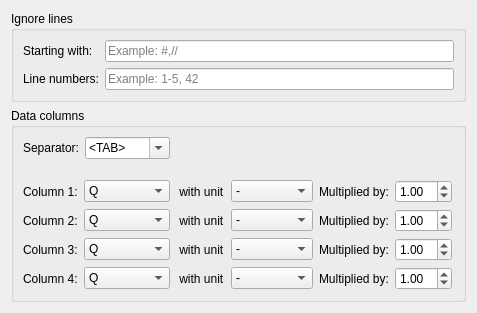
This is GUI/coregui/DataLoaders/AutomaticMultiColumnDataLoader1DProperties.ui in scgmlz/BornAgain as Qt 5 draws it before an edit. The edited form follows.
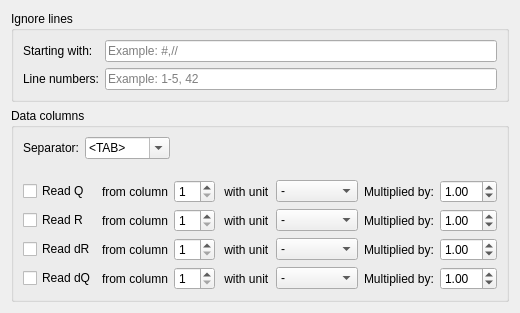
This is the edited form.

Commit message: Implement data loaders

What changed in the file:
```diff
--- a/GUI/coregui/DataLoaders/AutomaticMultiColumnDataLoader1DProperties.ui
+++ b/GUI/coregui/DataLoaders/AutomaticMultiColumnDataLoader1DProperties.ui
@@ -6,8 +6,8 @@
    <rect>
     <x>0</x>
     <y>0</y>
-    <width>477</width>
-    <height>289</height>
+    <width>474</width>
+    <height>285</height>
    </rect>
   </property>
   <property name="windowTitle">
@@ -129,169 +129,238 @@
       </item>
       <item>
        <layout class="QGridLayout" name="gridLayout">
-        <item row="1" column="1">
-         <widget class="QComboBox" name="typeCombo2">
-          <item>
-           <property name="text">
-            <string>Q</string>
-           </property>
-          </item>
-          <item>
-           <property name="text">
-            <string>R</string>
-           </property>
-          </item>
-          <item>
-           <property name="text">
-            <string>dR</string>
-           </property>
-          </item>
-          <item>
-           <property name="text">
-            <string>dQ</string>
-           </property>
-          </item>
-          <item>
-           <property name="text">
-            <string>&lt;ignored&gt;</string>
-           </property>
-          </item>
-         </widget>
-        </item>
-        <item row="1" column="3">
-         <widget class="QComboBox" name="unitCombo2">
-          <item>
-           <property name="text">
-            <string>-</string>
-           </property>
-          </item>
-          <item>
-           <property name="text">
-            <string>nm</string>
-           </property>
-          </item>
-          <item>
-           <property name="text">
-            <string>Angstrom</string>
-           </property>
-          </item>
-         </widget>
-        </item>
-        <item row="0" column="5">
-         <widget class="QDoubleSpinBox" name="factorSpinBox1">
+        <item row="1" column="6">
+         <widget class="QDoubleSpinBox" name="factorSpinBox4_5">
           <property name="value">
            <double>1.000000000000000</double>
           </property>
          </widget>
         </item>
+        <item row="0" column="3">
+         <widget class="QLabel" name="unitLabel4_2">
+          <property name="text">
+           <string> with unit</string>
+          </property>
+         </widget>
+        </item>
         <item row="0" column="1">
-         <widget class="QComboBox" name="typeCombo1">
+         <widget class="QLabel" name="label_5">
+          <property name="text">
+           <string>from column</string>
+          </property>
+         </widget>
+        </item>
+        <item row="3" column="2">
+         <widget class="QSpinBox" name="spinBox_7">
+          <property name="minimum">
+           <number>1</number>
+          </property>
+         </widget>
+        </item>
+        <item row="0" column="5">
+         <widget class="QLabel" name="factorLabel4_2">
+          <property name="text">
+           <string>Multiplied by:</string>
+          </property>
+         </widget>
+        </item>
+        <item row="3" column="3">
+         <widget class="QLabel" name="unitLabel4_7">
+          <property name="text">
+           <string> with unit</string>
+          </property>
+         </widget>
+        </item>
+        <item row="1" column="2">
+         <widget class="QSpinBox" name="spinBox_2">
+          <property name="minimum">
+           <number>1</number>
+          </property>
+         </widget>
+        </item>
+        <item row="2" column="6">
+         <widget class="QDoubleSpinBox" name="factorSpinBox4_6">
+          <property name="value">
+           <double>1.000000000000000</double>
+          </property>
+         </widget>
+        </item>
+        <item row="1" column="5">
+         <widget class="QLabel" name="factorLabel4_7">
+          <property name="text">
+           <string>Multiplied by:</string>
+          </property>
+         </widget>
+        </item>
+        <item row="0" column="7">
+         <spacer name="horizontalSpacer_2">
+          <property name="orientation">
+           <enum>Qt::Horizontal</enum>
+          </property>
+          <property name="sizeHint" stdset="0">
+           <size>
+            <width>40</width>
+            <height>20</height>
+           </size>
+          </property>
+         </spacer>
+        </item>
+        <item row="1" column="3">
+         <widget class="QLabel" name="unitLabel4_5">
+          <property name="text">
+           <string> with unit</string>
+          </property>
+         </widget>
+        </item>
+        <item row="2" column="5">
+         <widget class="QLabel" name="factorLabel4_8">
+          <property name="text">
+           <string>Multiplied by:</string>
+          </property>
+         </widget>
+        </item>
+        <item row="2" column="1">
+         <widget class="QLabel" name="label_10">
+          <property name="text">
+           <string>from column</string>
+          </property>
+         </widget>
+        </item>
+        <item row="2" column="3">
+         <widget class="QLabel" name="unitLabel4_6">
+          <property name="text">
+           <string> with unit</string>
+          </property>
+         </widget>
+        </item>
+        <item row="2" column="4">
+         <widget class="QComboBox" name="unitCombo4_4">
           <item>
            <property name="text">
-            <string>Q</string>
+            <string>-</string>
            </property>
           </item>
           <item>
            <property name="text">
-            <string>R</string>
+            <string>nm</string>
            </property>
           </item>
           <item>
            <property name="text">
-            <string>dR</string>
-           </property>
-          </item>
-          <item>
-           <property name="text">
-            <string>dQ</string>
-           </property>
-          </item>
-          <item>
-           <property name="text">
-            <string>&lt;ignored&gt;</string>
+            <string>Angstrom</string>
            </property>
           </item>
          </widget>
         </item>
         <item row="0" column="0">
-         <widget class="QLabel" name="label">
+         <widget class="QCheckBox" name="qCheckBox">
           <property name="text">
-           <string>Column 1:</string>
+           <string>Read Q</string>
+          </property>
+         </widget>
+        </item>
+        <item row="0" column="2">
+         <widget class="QSpinBox" name="spinBox">
+          <property name="minimum">
+           <number>1</number>
+          </property>
+         </widget>
+        </item>
+        <item row="1" column="4">
+         <widget class="QComboBox" name="unitCombo4_3">
+          <item>
+           <property name="text">
+            <string>-</string>
+           </property>
+          </item>
+          <item>
+           <property name="text">
+            <string>nm</string>
+           </property>
+          </item>
+          <item>
+           <property name="text">
+            <string>Angstrom</string>
+           </property>
+          </item>
+         </widget>
+        </item>
+        <item row="0" column="6">
+         <widget class="QDoubleSpinBox" name="factorSpinBox4_2">
+          <property name="value">
+           <double>1.000000000000000</double>
           </property>
          </widget>
         </item>
         <item row="3" column="1">
-         <widget class="QComboBox" name="typeCombo4">
-          <item>
-           <property name="text">
-            <string>Q</string>
-           </property>
-          </item>
-          <item>
-           <property name="text">
-            <string>R</string>
-           </property>
-          </item>
-          <item>
-           <property name="text">
-            <string>dR</string>
-           </property>
-          </item>
-          <item>
-           <property name="text">
-            <string>dQ</string>
-           </property>
-          </item>
-          <item>
-           <property name="text">
-            <string>&lt;ignored&gt;</string>
-           </property>
-          </item>
+         <widget class="QLabel" name="label_11">
+          <property name="text">
+           <string>from column</string>
+          </property>
+         </widget>
+        </item>
+        <item row="3" column="6">
+         <widget class="QDoubleSpinBox" name="factorSpinBox4_7">
+          <property name="value">
+           <double>1.000000000000000</double>
+          </property>
+         </widget>
+        </item>
+        <item row="2" column="0">
+         <widget class="QCheckBox" name="qCheckBox_3">
+          <property name="text">
+           <string>Read dR</string>
+          </property>
+         </widget>
+        </item>
+        <item row="3" column="0">
+         <widget class="QCheckBox" name="qCheckBox_4">
+          <property name="text">
+           <string>Read dQ</string>
+          </property>
+         </widget>
+        </item>
+        <item row="1" column="1">
+         <widget class="QLabel" name="label_6">
+          <property name="text">
+           <string>from column</string>
+          </property>
          </widget>
         </item>
         <item row="2" column="2">
-         <widget class="QLabel" name="unitLabel3">
+         <widget class="QSpinBox" name="spinBox_3">
+          <property name="minimum">
+           <number>1</number>
+          </property>
+         </widget>
+        </item>
+        <item row="3" column="5">
+         <widget class="QLabel" name="factorLabel4_9">
           <property name="text">
-           <string> with unit</string>
+           <string>Multiplied by:</string>
           </property>
          </widget>
         </item>
         <item row="3" column="4">
-         <widget class="QLabel" name="factorLabel4">
-          <property name="text">
-           <string>Multiplied by:</string>
-          </property>
+         <widget class="QComboBox" name="unitCombo4_5">
+          <item>
+           <property name="text">
+            <string>-</string>
+           </property>
+          </item>
+          <item>
+           <property name="text">
+            <string>nm</string>
+           </property>
+          </item>
+          <item>
+           <property name="text">
+            <string>Angstrom</string>
+           </property>
+          </item>
          </widget>
         </item>
-        <item row="3" column="0">
-         <widget class="QLabel" name="label_9">
-          <property name="text">
-           <string>Column 4:</string>
-          </property>
-         </widget>
-        </item>
-        <item row="2" column="5">
-         <widget class="QDoubleSpinBox" name="factorSpinBox3">
-          <property name="value">
-           <double>1.000000000000000</double>
-          </property>
-         </widget>
-        </item>
-        <item row="2" column="4">
-         <widget class="QLabel" name="factorLabel3">
-          <property name="text">
-           <string>Multiplied by:</string>
-          </property>
-         </widget>
-        </item>
-        <item row="1" column="4">
-         <widget class="QLabel" name="factorLabel2">
-          <property name="text">
-           <string>Multiplied by:</string>
-          </property>
-         </widget>
-        </item>
-        <item row="3" column="3">
+        <item row="0" column="4">
          <widget class="QComboBox" name="unitCombo4">
           <item>
            <property name="text">
@@ -311,138 +380,9 @@
          </widget>
         </item>
         <item row="1" column="0">
-         <widget class="QLabel" name="label_7">
+         <widget class="QCheckBox" name="qCheckBox_2">
           <property name="text">
-           <string>Column 2:</string>
-          </property>
-         </widget>
-        </item>
-        <item row="0" column="3">
-         <widget class="QComboBox" name="unitCombo1">
-          <item>
-           <property name="text">
-            <string>-</string>
-           </property>
-          </item>
-          <item>
-           <property name="text">
-            <string>nm</string>
-           </property>
-          </item>
-          <item>
-           <property name="text">
-            <string>Angstrom</string>
-           </property>
-          </item>
-         </widget>
-        </item>
-        <item row="3" column="2">
-         <widget class="QLabel" name="unitLabel4">
-          <property name="text">
-           <string> with unit</string>
-          </property>
-         </widget>
-        </item>
-        <item row="2" column="1">
-         <widget class="QComboBox" name="typeCombo3">
-          <item>
-           <property name="text">
-            <string>Q</string>
-           </property>
-          </item>
-          <item>
-           <property name="text">
-            <string>R</string>
-           </property>
-          </item>
-          <item>
-           <property name="text">
-            <string>dR</string>
-           </property>
-          </item>
-          <item>
-           <property name="text">
-            <string>dQ</string>
-           </property>
-          </item>
-          <item>
-           <property name="text">
-            <string>&lt;ignored&gt;</string>
-           </property>
-          </item>
-         </widget>
-        </item>
-        <item row="0" column="4">
-         <widget class="QLabel" name="factorLabel1">
-          <property name="text">
-           <string>Multiplied by:</string>
-          </property>
-         </widget>
-        </item>
-        <item row="2" column="0">
-         <widget class="QLabel" name="label_8">
-          <property name="text">
-           <string>Column 3:</string>
-          </property>
-         </widget>
-        </item>
-        <item row="0" column="2">
-         <widget class="QLabel" name="unitLabel1">
-          <property name="text">
-           <string> with unit</string>
-          </property>
-         </widget>
-        </item>
-        <item row="0" column="6">
-         <spacer name="horizontalSpacer">
-          <property name="orientation">
-           <enum>Qt::Horizontal</enum>
-          </property>
-          <property name="sizeHint" stdset="0">
-           <size>
-            <width>40</width>
-            <height>20</height>
-           </size>
-          </property>
-         </spacer>
-        </item>
-        <item row="1" column="2">
-         <widget class="QLabel" name="unitLabel2">
-          <property name="text">
-           <string> with unit</string>
-          </property>
-         </widget>
-        </item>
-        <item row="2" column="3">
-         <widget class="QComboBox" name="unitCombo3">
-          <item>
-           <property name="text">
-            <string>-</string>
-           </property>
-          </item>
-          <item>
-           <property name="text">
-            <string>nm</string>
-           </property>
-          </item>
-          <item>
-           <property name="text">
-            <string>Angstrom</string>
-           </property>
-          </item>
-         </widget>
-        </item>
-        <item row="1" column="5">
-         <widget class="QDoubleSpinBox" name="factorSpinBox2">
-          <property name="value">
-           <double>1.000000000000000</double>
-          </property>
-         </widget>
-        </item>
-        <item row="3" column="5">
-         <widget class="QDoubleSpinBox" name="factorSpinBox4">
-          <property name="value">
-           <double>1.000000000000000</double>
+           <string>Read R</string>
           </property>
          </widget>
         </item>
```
The commit also changes 11 other files.
